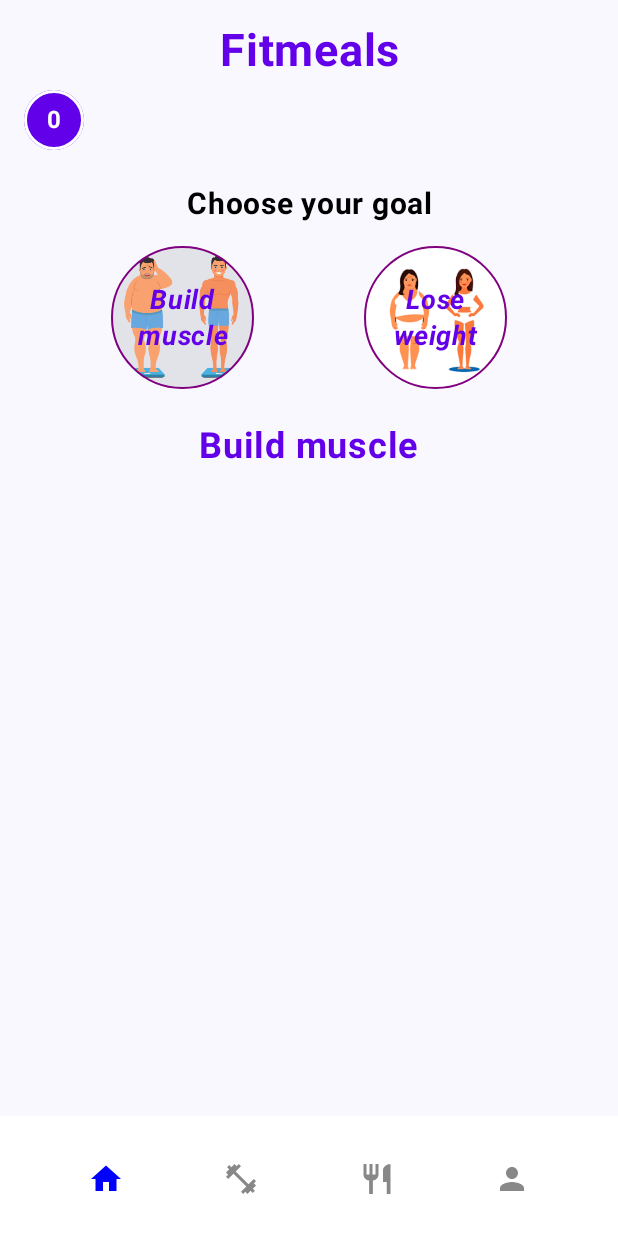
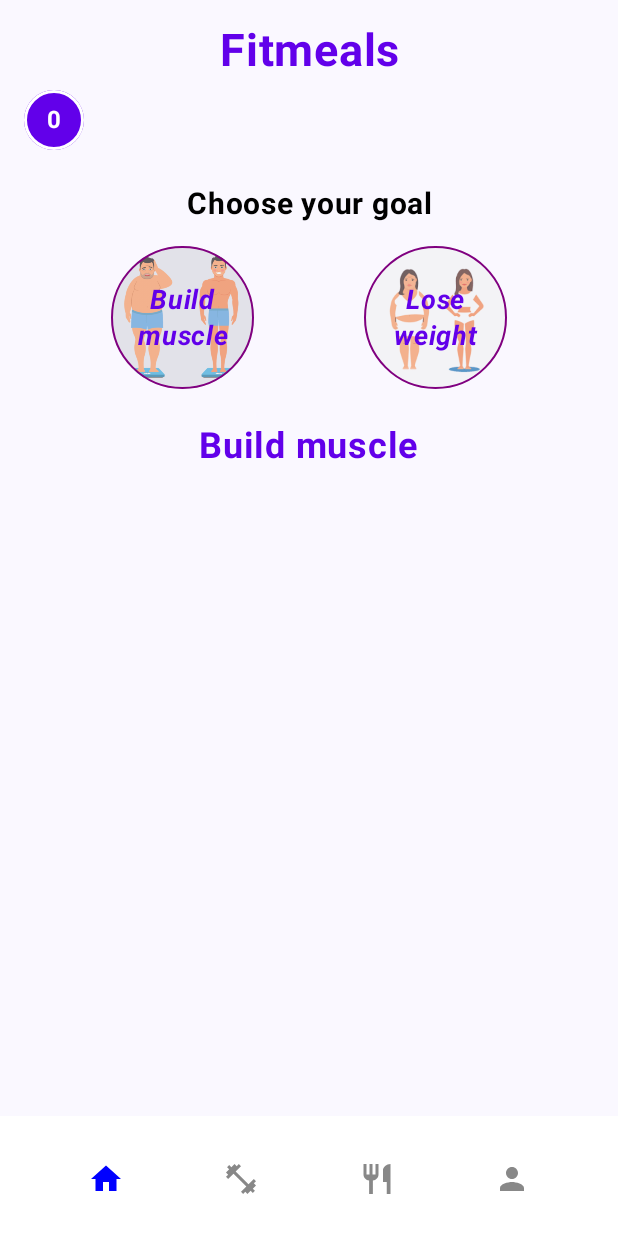
Before and after one commit to brky00/TrainingApp, an Android app built with Jetpack Compose: the HomePage screen opened through its navigation route, after a tap on "Build muscle", on a phone screen of 412 x 824 dp. Shown: the top 1233 px of the screen. Run offline under Robolectric (Android 15) with nearby library versions, the phone set to English and light mode, and no system bars; our stand-ins replace Firebase (no records; nobody signed in at launch, a user with empty details on screens opened directly).

```diff
--- a/app/src/main/java/com/trainingappMob/myapplicationtraining/HomePage.kt
+++ b/app/src/main/java/com/trainingappMob/myapplicationtraining/HomePage.kt
@@ -165,9 +165,9 @@ fun HomePage(navController: NavHostController, viewModel: MealViewModel) {
                             contentAlignment = Alignment.Center) {
                             Image(
                                 painter = painterResource(id = R.drawable.buildmuscles),
-                                contentDescription = "Card Image",
+                                contentDescription = "build muscles",
                                 contentScale = ContentScale.Crop,
-                                modifier = Modifier.fillMaxSize().graphicsLayer(alpha = 0.8f)
+                                modifier = Modifier.fillMaxSize().graphicsLayer(alpha = 0.6f)
                             )
                             Text(
                                 text = "Build muscle",
@@ -198,7 +198,7 @@ fun HomePage(navController: NavHostController, viewModel: MealViewModel) {
                                 painter = painterResource(id = R.drawable.loseweight),
                                 contentDescription = "Lose weight",
                                 contentScale = ContentScale.Crop,
-                                modifier = Modifier.fillMaxSize()
+                                modifier = Modifier.fillMaxSize().graphicsLayer(alpha = 0.6f)
                             )
                             Text(
                                 text = "Lose weight",
--- a/app/src/main/java/com/trainingappMob/myapplicationtraining/repository/MealRepository.kt
+++ b/app/src/main/java/com/trainingappMob/myapplicationtraining/repository/MealRepository.kt
@@ -3,16 +3,16 @@ package com.trainingappMob.myapplicationtraining.repository
 import com.google.firebase.firestore.FirebaseFirestore
 import com.trainingappMob.myapplicationtraining.model.Meal
 import kotlinx.coroutines.tasks.await
-
+//Meal Repository
 public open class MealRepository {
 
     private val firestore = FirebaseFirestore.getInstance()
     private val mealsCollection = firestore.collection("Meals")
 
-    open suspend fun getMealsForBuildMuscle(): List<Meal> {
-        return mealsCollection
+    // Get 4 random meals for building muscle
+    suspend fun getMealsForBuildMuscle(): List<Meal> {
+        val allMeals = mealsCollection
             .whereGreaterThanOrEqualTo("protein", 18)
-            .limit(4)
             .get()
             .await()
             .documents
@@ -24,12 +24,13 @@ public open class MealRepository {
                     imageName = document.getString("imageName") ?: ""
                 )
             }
+        return allMeals.shuffled().take(4) // Shuffle and select 4 random meals
     }
 
-    open suspend fun getMealsForLoseWeight(): List<Meal> {
-        return mealsCollection
+    // Get 4 random meals for losing weight
+    suspend fun getMealsForLoseWeight(): List<Meal> {
+        val allMeals = mealsCollection
             .whereLessThanOrEqualTo("calories", 150)
-            .limit(4)
             .get()
             .await()
             .documents
@@ -41,5 +42,6 @@ public open class MealRepository {
                     imageName = document.getString("imageName") ?: ""
                 )
             }
+        return allMeals.shuffled().take(4) // Shuffle and select 4 random meals
     }
 }
```
